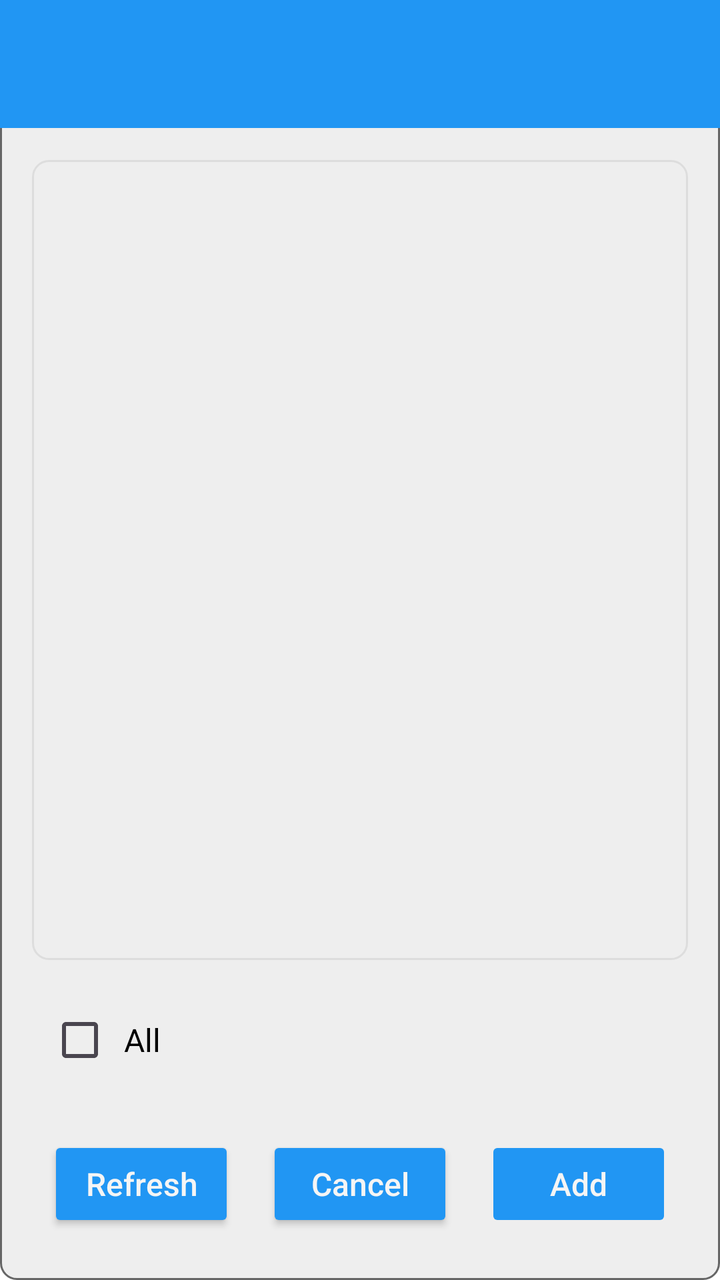
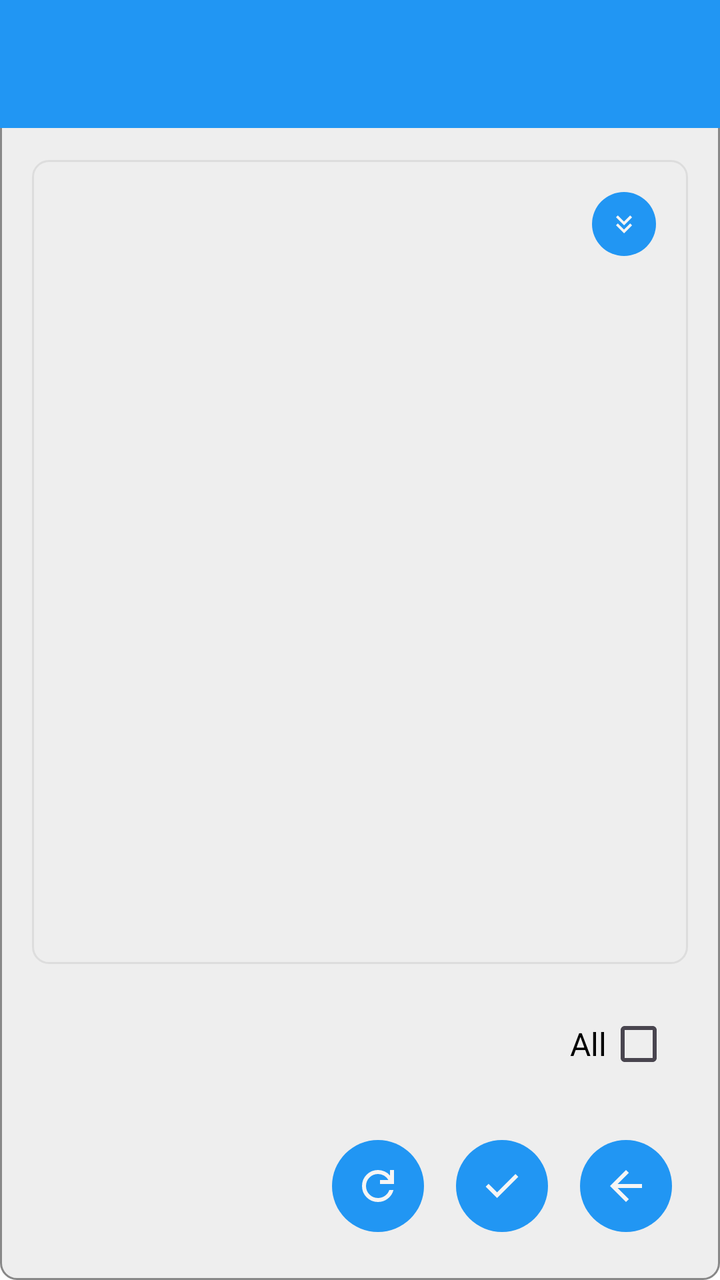

Before-and-after screenshots of an Android layout around one commit, followed by the original layout XML and the change that was made.
<!-- AndroidManifest.xml: application theme Theme.Freer -->
<!-- res/layout/activity_add_servant_fid.xml -->
<?xml version="1.0" encoding="utf-8"?>
<LinearLayout xmlns:android="http://schemas.android.com/apk/res/android"
    android:layout_width="match_parent"
    android:layout_height="match_parent"
    android:orientation="vertical"
    android:background="@drawable/key_card_background">

    
    <include layout="@layout/common_toolbar" />

    <LinearLayout
        android:layout_width="match_parent"
        android:layout_height="match_parent"
        android:orientation="vertical"
        android:padding="16dp">

        
        <LinearLayout
            android:layout_width="match_parent"
            android:layout_height="0dp"
            android:layout_weight="1"
            android:orientation="vertical"
            android:layout_marginBottom="16dp">

            <TextView
                android:id="@+id/servantResultsHint"
                android:layout_width="match_parent"
                android:layout_height="wrap_content"
                android:text="@string/my_servants"
                android:textStyle="bold"
                android:textSize="16sp"
                android:textColor="@color/text_color"
                android:layout_marginBottom="8dp"
                android:visibility="gone" />

            <ScrollView
                android:layout_width="match_parent"
                android:layout_height="match_parent"
                android:background="@drawable/bg_result_view"
                android:padding="8dp">

                <LinearLayout
                    android:layout_width="match_parent"
                    android:layout_height="wrap_content"
                    android:orientation="vertical">

                    <LinearLayout
                        android:id="@+id/servantResultsLayout"
                        android:layout_width="match_parent"
                        android:layout_height="wrap_content"
                        android:orientation="vertical" />

                    <LinearLayout
                        android:layout_width="wrap_content"
                        android:layout_height="wrap_content"
                        android:layout_gravity="end"
                        android:orientation="horizontal">
                    <TextView
                        android:id="@+id/moreResultsHint"
                        android:layout_width="match_parent"
                        android:layout_height="wrap_content"
                        android:textColor="@color/hint"
                        android:textSize="12sp"
                        android:layout_gravity="center_vertical"
                        android:layout_marginTop="4dp"
                        android:visibility="gone" />

                    <Button
                        android:id="@+id/moreButton"
                        android:layout_width="wrap_content"
                        android:layout_height="wrap_content"
                        android:text="@string/more"
                        android:layout_marginTop="8dp"
                        android:visibility="gone"
                        android:layout_gravity="center_vertical"
                        style="@style/ButtonStyle" />
                    </LinearLayout>

                </LinearLayout>

            </ScrollView>

        </LinearLayout>

        
        <LinearLayout
            android:layout_width="match_parent"
            android:layout_height="wrap_content"
            android:orientation="horizontal"
            android:layout_marginBottom="16dp"
            android:paddingStart="8dp"
            android:paddingEnd="8dp">

            <CheckBox
                android:id="@+id/selectAllCheckbox"
                android:layout_width="30dp"
                android:layout_height="wrap_content"
                android:layout_gravity="center_vertical"
                android:layout_marginStart="0dp"
                android:textColor="@color/text_color"/>

            <TextView
                android:id="@+id/selectAllLabel"
                android:layout_width="wrap_content"
                android:layout_height="wrap_content"
                android:layout_gravity="center_vertical"
                android:layout_marginStart="8dp"
                android:text="@string/all"
                android:textSize="16sp"
                android:textColor="@color/text_color" />

        </LinearLayout>

        
        <LinearLayout
            android:layout_width="match_parent"
            android:layout_height="wrap_content"
            android:orientation="horizontal">

            <Button
                android:id="@+id/refreshButton"
                android:layout_width="0dp"
                android:layout_height="wrap_content"
                android:layout_weight="1"
                android:text="@string/refresh"
                android:layout_marginEnd="8dp"
                style="@style/ButtonStyle" />

            <Button
                android:id="@+id/cancelButton"
                android:layout_width="0dp"
                android:layout_height="wrap_content"
                android:layout_weight="1"
                android:text="@string/cancel"
                android:layout_marginEnd="8dp"
                style="@style/ButtonStyle" />

            <Button
                android:id="@+id/addServantFidButton"
                android:layout_width="0dp"
                android:layout_height="wrap_content"
                android:layout_weight="1"
                android:text="@string/add"
                style="@style/ButtonStyle"
                android:enabled="false" />

        </LinearLayout>

    </LinearLayout>

</LinearLayout>
<!-- res/layout/common_toolbar.xml (included above) -->
<?xml version="1.0" encoding="utf-8"?>
<androidx.appcompat.widget.Toolbar xmlns:android="http://schemas.android.com/apk/res/android"
    xmlns:app="http://schemas.android.com/apk/res-auto"
    android:id="@+id/toolbar"
    android:layout_width="match_parent"
    android:layout_height="?attr/actionBarSize"
    android:background="@color/colorAccent"
    android:theme="@style/ThemeOverlay.Freer.Toolbar">

    <LinearLayout
        android:id="@+id/toolbar_fid_container"
        android:layout_width="wrap_content"
        android:layout_height="match_parent"
        android:layout_gravity="end"
        android:orientation="horizontal"
        android:gravity="center_vertical"
        android:paddingEnd="4dp"
        android:paddingStart="16dp"
        android:visibility="gone"
        android:clickable="true"
        android:focusable="true"
        android:background="?android:attr/selectableItemBackground">

        <TextView
            android:id="@+id/toolbar_fid_text"
            android:layout_width="wrap_content"
            android:layout_height="wrap_content"
            android:layout_marginEnd="8dp"
            android:text="FID123456789..."
            android:textColor="@android:color/white"
            android:textSize="14sp"
            android:maxLines="1"
            android:ellipsize="none" />

        <ImageView
            android:id="@+id/toolbar_avatar"
            android:layout_width="42dp"
            android:layout_height="42dp"
            android:background="@color/colorAccent"
            android:scaleType="centerCrop"
            android:contentDescription="@string/avatar" />

    </LinearLayout>

</androidx.appcompat.widget.Toolbar>
<!-- resources referenced by this layout -->
<resources>
  <color name="colorAccent">#2196F3</color>
  <color name="text_color">#000000</color>
  <!-- drawable bg_result_view (drawable) -->
  <?xml version="1.0" encoding="utf-8"?>
  <shape xmlns:android="http://schemas.android.com/apk/res/android"
      android:shape="rectangle">
      <solid android:color="@color/background_light" />
      <stroke android:width="1dp" android:color="@color/stroke_color" />
      <corners android:radius="8dp" />
      <padding android:left="8dp" android:top="8dp" android:right="8dp" android:bottom="8dp" />
  </shape>
  <!-- drawable key_card_background (drawable) -->
  <?xml version="1.0" encoding="utf-8"?>
  <selector xmlns:android="http://schemas.android.com/apk/res/android">
      <item android:state_pressed="true">
          <shape android:shape="rectangle">
              <solid android:color="@color/background_light" />
              <stroke android:width="1dp" android:color="@color/outline_heavy" />
              <corners android:radius="8dp" />
          </shape>
      </item>
      <item>
          <shape android:shape="rectangle">
              <solid android:color="@color/background_light" />
              <stroke android:width="1dp" android:color="@color/outline_heavy" />
              <corners android:radius="8dp" />
          </shape>
      </item>
  </selector>
  <string name="cancel">Cancel</string>
  <style name="ButtonStyle">
          <item name="android:textColor">@color/main_background</item>
          <item name="android:backgroundTint">@color/colorAccent</item>
          <item name="android:paddingStart">8dp</item>
          <item name="android:paddingEnd">8dp</item>
          <item name="android:paddingTop">8dp</item>
          <item name="android:paddingBottom">8dp</item>
          <item name="android:textSize">16sp</item>
          <item name="android:textAllCaps">false</item>
          <item name="android:layout_width">wrap_content</item>
          <item name="android:layout_height">@dimen/button_height</item>
          <item name="android:layout_weight">1</item>
          <item name="android:layout_marginStart">4dp</item>
          <item name="android:layout_marginEnd">4dp</item>
          <item name="android:layout_margin">8dp</item>
          <item name="android:layout_gravity">center</item>
      </style>
  <color name="stroke_color">#DDDDDD</color>
  <color name="outline_heavy">#666666</color>
  <dimen name="button_height">52dp</dimen>
  <!-- unchanged entries left out for length: 12 -->
</resources>

<!-- the commit's change to res/layout/activity_add_servant_fid.xml (unified diff, before → after) -->
@@ -29,7 +29,7 @@
                 android:text="@string/my_servants"
                 android:textStyle="bold"
                 android:textSize="16sp"
-                android:textColor="@color/text_color"
+                android:textColor="@color/text"
                 android:layout_marginBottom="8dp"
                 android:visibility="gone" />
 
@@ -65,15 +65,11 @@
                         android:layout_marginTop="4dp"
                         android:visibility="gone" />
 
-                    <Button
+                    <ImageButton
                         android:id="@+id/moreButton"
-                        android:layout_width="wrap_content"
-                        android:layout_height="wrap_content"
-                        android:text="@string/more"
-                        android:layout_marginTop="8dp"
-                        android:visibility="gone"
-                        android:layout_gravity="center_vertical"
-                        style="@style/ButtonStyle" />
+                        style="@style/SmallImageButton"
+                        android:src="@drawable/ic_more_down"
+                        android:contentDescription="@string/more" />
                     </LinearLayout>
 
                 </LinearLayout>
@@ -84,20 +80,13 @@
 
         
         <LinearLayout
-            android:layout_width="match_parent"
+            android:layout_width="75dp"
             android:layout_height="wrap_content"
+            android:layout_gravity="right"
+            android:layout_marginBottom="16dp"
             android:orientation="horizontal"
-            android:layout_marginBottom="16dp"
             android:paddingStart="8dp"
             android:paddingEnd="8dp">
-
-            <CheckBox
-                android:id="@+id/selectAllCheckbox"
-                android:layout_width="30dp"
-                android:layout_height="wrap_content"
-                android:layout_gravity="center_vertical"
-                android:layout_marginStart="0dp"
-                android:textColor="@color/text_color"/>
 
             <TextView
                 android:id="@+id/selectAllLabel"
@@ -106,8 +95,17 @@
                 android:layout_gravity="center_vertical"
                 android:layout_marginStart="8dp"
                 android:text="@string/all"
-                android:textSize="16sp"
-                android:textColor="@color/text_color" />
+                android:textColor="@color/text"
+                android:textSize="16sp" />
+
+            <CheckBox
+                android:id="@+id/selectAllCheckbox"
+                android:layout_width="30dp"
+                android:layout_height="wrap_content"
+                android:layout_gravity="center_vertical"
+                android:layout_marginStart="0dp"
+                android:textColor="@color/text" />
+
 
         </LinearLayout>
 
@@ -115,34 +113,29 @@
         <LinearLayout
             android:layout_width="match_parent"
             android:layout_height="wrap_content"
-            android:orientation="horizontal">
+            android:orientation="horizontal"
+            android:gravity="end">
 
-            <Button
+            <ImageButton
                 android:id="@+id/refreshButton"
-                android:layout_width="0dp"
-                android:layout_height="wrap_content"
-                android:layout_weight="1"
-                android:text="@string/refresh"
-                android:layout_marginEnd="8dp"
-                style="@style/ButtonStyle" />
+                style="@style/ImageButtonStyle"
+                android:src="@drawable/ic_refresh"
+                android:contentDescription="@string/refresh"
+                />
 
-            <Button
-                android:id="@+id/cancelButton"
-                android:layout_width="0dp"
-                android:layout_height="wrap_content"
-                android:layout_weight="1"
-                android:text="@string/cancel"
-                android:layout_marginEnd="8dp"
-                style="@style/ButtonStyle" />
+            <ImageButton
+                android:id="@+id/addServantFidButton"
+                style="@style/ImageButtonStyle"
+                android:src="@drawable/ic_tick"
+                android:contentDescription="@string/add"
+                android:enabled="false" />
 
-            <Button
-                android:id="@+id/addServantFidButton"
-                android:layout_width="0dp"
-                android:layout_height="wrap_content"
-                android:layout_weight="1"
-                android:text="@string/add"
-                style="@style/ButtonStyle"
-                android:enabled="false" />
+            <ImageButton
+                android:id="@+id/backButton"
+                style="@style/ImageButtonStyle"
+                android:src="@drawable/ic_back"
+                android:contentDescription="@string/back"
+                />
 
         </LinearLayout>
 
@@ -156,7 +149,7 @@
     android:id="@+id/toolbar"
     android:layout_width="match_parent"
     android:layout_height="?attr/actionBarSize"
-    android:background="@color/colorAccent"
+    android:background="@color/accent"
     android:theme="@style/ThemeOverlay.Freer.Toolbar">
 
     <LinearLayout
@@ -165,30 +158,31 @@
         android:layout_height="match_parent"
         android:layout_gravity="end"
         android:orientation="horizontal"
-        android:gravity="center_vertical"
-        android:paddingEnd="4dp"
-        android:paddingStart="16dp"
+        android:gravity="end|center_vertical"
         android:visibility="gone"
         android:clickable="true"
         android:focusable="true"
+        android:paddingStart="8dp"
+        android:paddingEnd="16dp"
         android:background="?android:attr/selectableItemBackground">
 
         <TextView
             android:id="@+id/toolbar_fid_text"
-            android:layout_width="wrap_content"
+            android:layout_width="130dp"
             android:layout_height="wrap_content"
-            android:layout_marginEnd="8dp"
-            android:text="FID123456789..."
-            android:textColor="@android:color/white"
+            android:textColor="@color/main_background"
+            android:paddingStart="8dp"
+            android:paddingEnd="4dp"
             android:textSize="14sp"
             android:maxLines="1"
-            android:ellipsize="none" />
+            android:gravity="end"
+            android:ellipsize="middle" />
 
         <ImageView
             android:id="@+id/toolbar_avatar"
             android:layout_width="42dp"
             android:layout_height="42dp"
-            android:background="@color/colorAccent"
+            android:background="@color/accent"
             android:scaleType="centerCrop"
             android:contentDescription="@string/avatar" />
 
<!-- resource entries referenced after the edit -->
@@ -1,55 +1,101 @@
 <!-- resources referenced by this layout -->
 <resources>
-  <color name="colorAccent">#2196F3</color>
-  <color name="text_color">#000000</color>
+  <color name="accent">#2196F3</color>
+  <color name="text">#000000</color>
   <!-- drawable bg_result_view (drawable) -->
   <?xml version="1.0" encoding="utf-8"?>
   <shape xmlns:android="http://schemas.android.com/apk/res/android"
       android:shape="rectangle">
       <solid android:color="@color/background_light" />
-      <stroke android:width="1dp" android:color="@color/stroke_color" />
+      <stroke android:width="1dp" android:color="@color/stroke" />
       <corners android:radius="8dp" />
       <padding android:left="8dp" android:top="8dp" android:right="8dp" android:bottom="8dp" />
   </shape>
+  <!-- drawable ic_back (drawable) -->
+  <vector xmlns:android="http://schemas.android.com/apk/res/android"
+      android:width="24dp"
+      android:height="24dp"
+      android:viewportWidth="960"
+      android:viewportHeight="960">
+    <path
+        android:pathData="m313,520 l224,224 -57,56 -320,-320 320,-320 57,56 -224,224h487v80L313,520Z"
+        android:fillColor="@color/main_background"/>
+  </vector>
+  <!-- drawable ic_more_down (drawable) -->
+  <vector xmlns:android="http://schemas.android.com/apk/res/android"
+      android:width="24dp"
+      android:height="24dp"
+      android:viewportWidth="960"
+      android:viewportHeight="960">
+    <path
+        android:pathData="M480,760 L240,520l56,-56 184,183 184,-183 56,56 -240,240ZM480,520L240,280l56,-56 184,183 184,-183 56,56 -240,240Z"
+        android:fillColor="#000000"/>
+  </vector>
+  <!-- drawable ic_refresh (drawable) -->
+  <vector xmlns:android="http://schemas.android.com/apk/res/android"
+      android:width="24dp"
+      android:height="24dp"
+      android:viewportWidth="960"
+      android:viewportHeight="960">
+    <path
+        android:pathData="M480,800q-134,0 -227,-93t-93,-227q0,-134 93,-227t227,-93q69,0 132,28.5T720,270v-110h80v280L520,440v-80h168q-32,-56 -87.5,-88T480,240q-100,0 -170,70t-70,170q0,100 70,170t170,70q77,0 139,-44t87,-116h84q-28,106 -114,173t-196,67Z"
+        android:fillColor="#000000"/>
+  </vector>
+  <!-- drawable ic_tick (drawable) -->
+  <vector xmlns:android="http://schemas.android.com/apk/res/android"
+      android:width="24dp"
+      android:height="24dp"
+      android:viewportWidth="960"
+      android:viewportHeight="960">
+    <path
+        android:pathData="M382,720 L154,492l57,-57 171,171 367,-367 57,57 -424,424Z"
+        android:fillColor="#75FB4C"/>
+  </vector>
   <!-- drawable key_card_background (drawable) -->
   <?xml version="1.0" encoding="utf-8"?>
   <selector xmlns:android="http://schemas.android.com/apk/res/android">
       <item android:state_pressed="true">
           <shape android:shape="rectangle">
               <solid android:color="@color/background_light" />
-              <stroke android:width="1dp" android:color="@color/outline_heavy" />
+              <stroke android:width="1dp" android:color="@color/outline_light" />
               <corners android:radius="8dp" />
           </shape>
       </item>
       <item>
           <shape android:shape="rectangle">
               <solid android:color="@color/background_light" />
-              <stroke android:width="1dp" android:color="@color/outline_heavy" />
+              <stroke android:width="1dp" android:color="@color/outline_light" />
               <corners android:radius="8dp" />
           </shape>
       </item>
   </selector>
-  <string name="cancel">Cancel</string>
-  <style name="ButtonStyle">
-          <item name="android:textColor">@color/main_background</item>
-          <item name="android:backgroundTint">@color/colorAccent</item>
-          <item name="android:paddingStart">8dp</item>
-          <item name="android:paddingEnd">8dp</item>
-          <item name="android:paddingTop">8dp</item>
-          <item name="android:paddingBottom">8dp</item>
-          <item name="android:textSize">16sp</item>
-          <item name="android:textAllCaps">false</item>
-          <item name="android:layout_width">wrap_content</item>
-          <item name="android:layout_height">@dimen/button_height</item>
-          <item name="android:layout_weight">1</item>
-          <item name="android:layout_marginStart">4dp</item>
-          <item name="android:layout_marginEnd">4dp</item>
+  <string name="back">Back</string>
+  <style name="ImageButtonStyle">
+          <item name="android:layout_width">46dp</item>
+          <item name="android:layout_height">46dp</item>
           <item name="android:layout_margin">8dp</item>
-          <item name="android:layout_gravity">center</item>
+          <item name="android:background">@drawable/bg_round_accent</item>
+          <item name="android:tint">@color/main_background</item>
+          <item name="android:scaleType">centerInside</item>
+          <item name="android:padding">8dp</item>
       </style>
-  <color name="stroke_color">#DDDDDD</color>
-  <color name="outline_heavy">#666666</color>
-  <dimen name="button_height">52dp</dimen>
+  <style name="SmallImageButton" parent="ImageButtonStyle">
+          <item name="android:layout_width">32dp</item>
+          <item name="android:layout_height">32dp</item>
+          <item name="android:scaleType">fitCenter</item>
+          <item name="android:layout_margin">8dp</item>
+          <item name="android:background">@drawable/bg_round_accent</item>
+          <item name="android:tint">@color/main_background</item>
+          <item name="android:padding">8dp</item>
+      </style>
+  <color name="stroke">#DDDDDD</color>
+  <color name="outline_light">#888888</color>
+  <!-- drawable bg_round_accent (drawable) -->
+  <?xml version="1.0" encoding="utf-8"?>
+  <shape xmlns:android="http://schemas.android.com/apk/res/android"
+      android:shape="oval">
+      <solid android:color="@color/accent" />
+  </shape>
   <!-- unchanged entries left out for length: 12 -->
 </resources>
 
